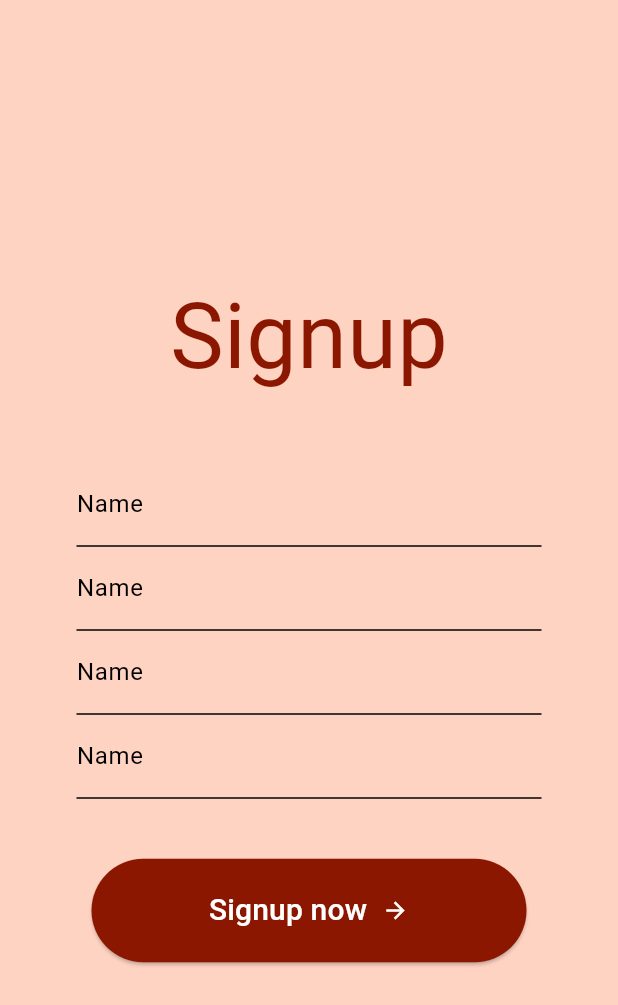
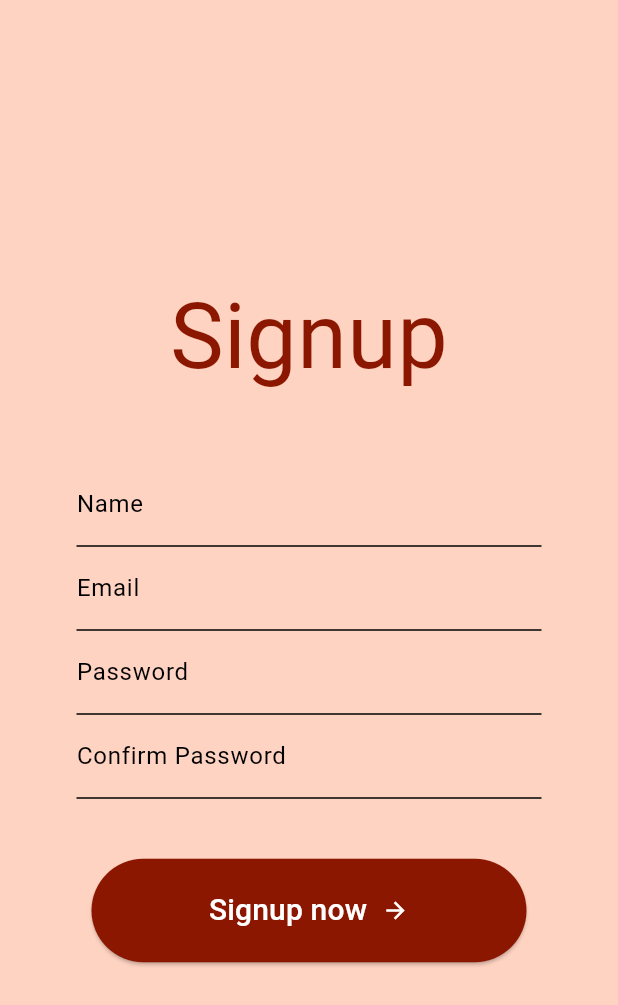
Before and after one commit to Djalabz/adopt_a_zombie_flutter, a Flutter app: the screen it shows after launch, after a tap on "Let's go !", on a phone screen of 412 x 824 dp. Shown: the top 1005 px of the screen. Run offline on Flutter 3.47's test engine with Material 3 defaults, Android fonts, the phone set to English and light mode, and no system bars; our stand-ins replace google_fonts; Roboto replaces fonts that are missing (Creepster).

Commit message:
:bug: login labels fixed

```diff
--- a/lib/components/text_form_field.dart
+++ b/lib/components/text_form_field.dart
@@ -23,7 +23,7 @@ class MyTextFormField extends StatelessWidget {
 
       // Style de l'input
       decoration: InputDecoration(
-        labelText: 'Name',
+        labelText: labelText,
         focusedBorder: UnderlineInputBorder(
           borderSide: BorderSide(color: Theme.of(context).colorScheme.primary),
         ),
--- a/lib/main.dart
+++ b/lib/main.dart
@@ -1,6 +1,7 @@
 import 'package:flutter/material.dart';
 import 'pages/intro_page.dart';
 import 'pages/signup_page.dart';
+import 'pages/login_page.dart';
 import 'pages/profile_page.dart';
 import 'theme/light_mode.dart';
 
@@ -22,8 +23,8 @@ class MyApp extends StatelessWidget {
         // On définit les routes de l'application
         routes: {
           '/signup': (context) => SignupPage(),
-          '/profile': (context) => ProfilePage(),
-          // '/login': (context) => LoginPage(),
+          '/profile': (context) => const ProfilePage(),
+          '/login': (context) => LoginPage(),
           // '/projects': (context) => ProjectsPage(),
           // '/project': (context) => ProjectPage(),
           // '/project/edit': (context) => EditProjectPage(),
--- a/lib/pages/login_page.dart
+++ b/lib/pages/login_page.dart
@@ -55,7 +55,7 @@ class LoginPage extends StatelessWidget {
             crossAxisAlignment: CrossAxisAlignment.center,
             children: [
               // Titre du login - component "title"
-              const CreepText(text: "login", fontSize: 60),
+              const CreepText(text: "Login", fontSize: 60),
 
               // Espacement horizontal
               const SizedBox(height: 40),
@@ -95,7 +95,7 @@ class LoginPage extends StatelessWidget {
                       // Bouton de login
                       SizedBox(
                         child: MyButton(
-                          text: "login now",
+                          text: "login",
                           onPressed: () {
                             loginUser();
                           },
```
Also changed, not shown: lib/pages/profile_page.dart (+0 -24 lines).
